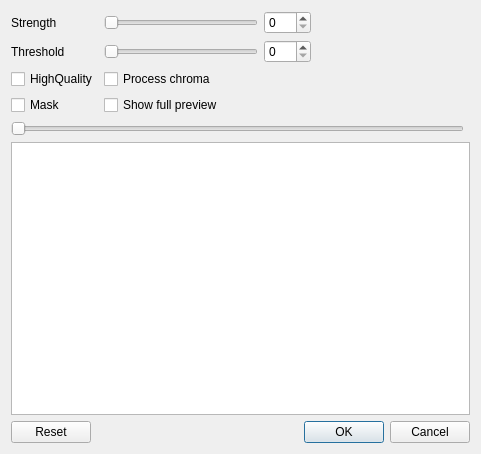
Before: the Qt Designer form avidemux_plugins/ADM_videoFilters6/mSharpen/qt4/msharpen.ui in mean00/avidemux2, drawn with Qt 5.
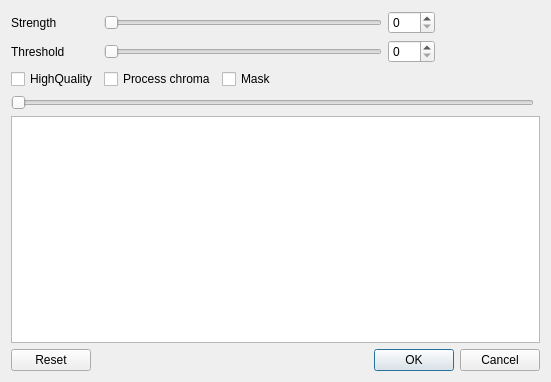
After: the same form once the commit is applied. Custom widgets are drawn as their Qt base class.

Commit message: [asharp][mSharpen] enable Peek Original. Delete old diverse preview modes.

```diff
--- a/avidemux_plugins/ADM_videoFilters6/mSharpen/qt4/msharpen.ui
+++ b/avidemux_plugins/ADM_videoFilters6/mSharpen/qt4/msharpen.ui
@@ -6,8 +6,8 @@
    <rect>
     <x>0</x>
     <y>0</y>
-    <width>481</width>
-    <height>454</height>
+    <width>551</width>
+    <height>382</height>
    </rect>
   </property>
   <property name="windowTitle">
@@ -39,30 +39,7 @@
    </item>
    <item row="0" column="0">
     <layout class="QGridLayout" name="mainControls">
-     <item row="0" column="2">
-      <widget class="QSpinBox" name="spinBoxStrength">
-       <property name="minimum">
-        <number>0</number>
-       </property>
-       <property name="maximum">
-        <number>255</number>
-       </property>
-      </widget>
-     </item>
-     <item row="0" column="3">
-      <spacer>
-       <property name="orientation">
-        <enum>Qt::Horizontal</enum>
-       </property>
-       <property name="sizeHint" stdset="0">
-        <size>
-         <width>40</width>
-         <height>20</height>
-        </size>
-       </property>
-      </spacer>
-     </item>
-     <item row="2" column="1">
+     <item row="3" column="1">
       <widget class="QCheckBox" name="checkBoxChroma">
        <property name="text">
         <string>Process chroma</string>
@@ -76,17 +53,7 @@
        </property>
       </widget>
      </item>
-     <item row="0" column="1">
-      <widget class="QSlider" name="horizontalSliderStrength">
-       <property name="maximum">
-        <number>255</number>
-       </property>
-       <property name="orientation">
-        <enum>Qt::Horizontal</enum>
-       </property>
-      </widget>
-     </item>
-     <item row="2" column="0">
+     <item row="3" column="0">
       <widget class="QCheckBox" name="checkBoxHQ">
        <property name="text">
         <string>HighQuality</string>
@@ -100,40 +67,79 @@
        </property>
       </widget>
      </item>
-     <item row="1" column="2">
-      <widget class="QSpinBox" name="spinBoxThreshold">
-       <property name="minimum">
-        <number>0</number>
-       </property>
-       <property name="maximum">
-        <number>255</number>
-       </property>
-      </widget>
-     </item>
-     <item row="1" column="1">
-      <widget class="QSlider" name="horizontalSliderThreshold">
-       <property name="maximum">
-        <number>255</number>
-       </property>
-       <property name="orientation">
-        <enum>Qt::Horizontal</enum>
-       </property>
-      </widget>
-     </item>
-     <item row="3" column="1">
-      <widget class="QCheckBox" name="checkBoxFullPreview">
-       <property name="text">
-        <string>Show full preview</string>
-       </property>
-      </widget>
-     </item>
-     <item row="3" column="0">
+     <item row="3" column="2">
       <widget class="QCheckBox" name="checkBoxMask">
        <property name="text">
         <string>Mask</string>
        </property>
       </widget>
      </item>
+     <item row="0" column="4">
+      <widget class="QSpinBox" name="spinBoxStrength">
+       <property name="minimum">
+        <number>0</number>
+       </property>
+       <property name="maximum">
+        <number>255</number>
+       </property>
+      </widget>
+     </item>
+     <item row="1" column="4">
+      <widget class="QSpinBox" name="spinBoxThreshold">
+       <property name="minimum">
+        <number>0</number>
+       </property>
+       <property name="maximum">
+        <number>255</number>
+       </property>
+      </widget>
+     </item>
+     <item row="0" column="5">
+      <spacer>
+       <property name="orientation">
+        <enum>Qt::Horizontal</enum>
+       </property>
+       <property name="sizeHint" stdset="0">
+        <size>
+         <width>40</width>
+         <height>20</height>
+        </size>
+       </property>
+      </spacer>
+     </item>
+     <item row="0" column="1" colspan="3">
+      <widget class="QSlider" name="horizontalSliderStrength">
+       <property name="maximum">
+        <number>255</number>
+       </property>
+       <property name="orientation">
+        <enum>Qt::Horizontal</enum>
+       </property>
+      </widget>
+     </item>
+     <item row="1" column="1" colspan="3">
+      <widget class="QSlider" name="horizontalSliderThreshold">
+       <property name="maximum">
+        <number>255</number>
+       </property>
+       <property name="orientation">
+        <enum>Qt::Horizontal</enum>
+       </property>
+      </widget>
+     </item>
+     <item row="3" column="3">
+      <spacer name="horizontalSpacer">
+       <property name="orientation">
+        <enum>Qt::Horizontal</enum>
+       </property>
+       <property name="sizeHint" stdset="0">
+        <size>
+         <width>40</width>
+         <height>20</height>
+        </size>
+       </property>
+      </spacer>
+     </item>
     </layout>
    </item>
    <item row="6" column="0">
```
The commit also changes 9 other files.
